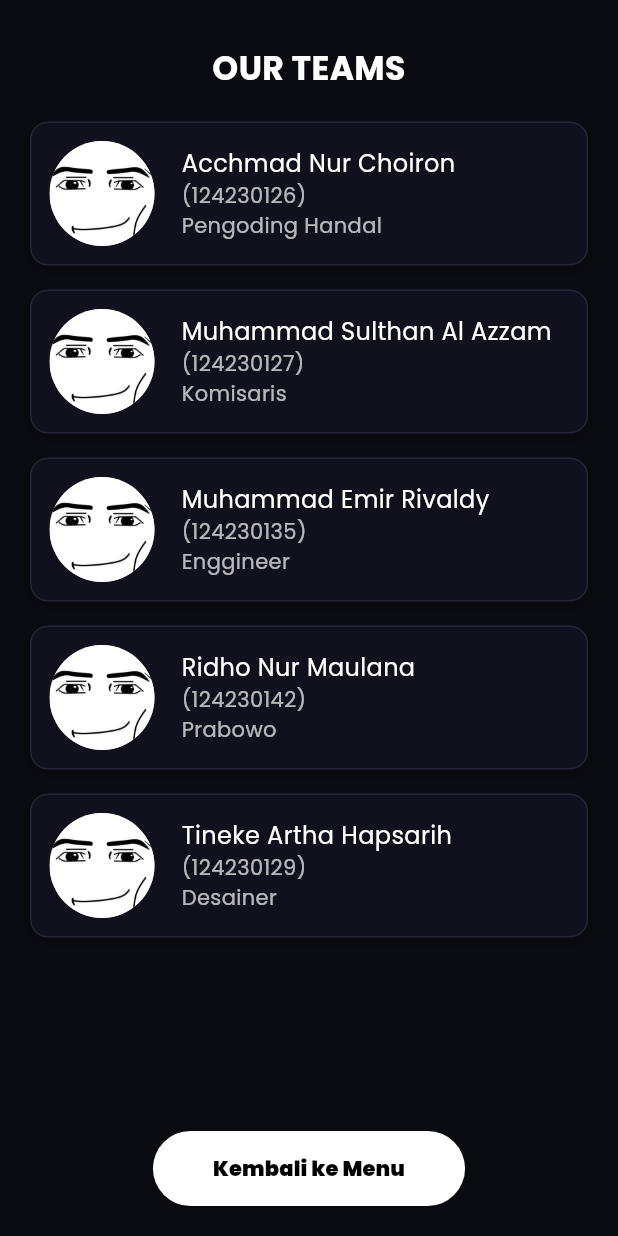
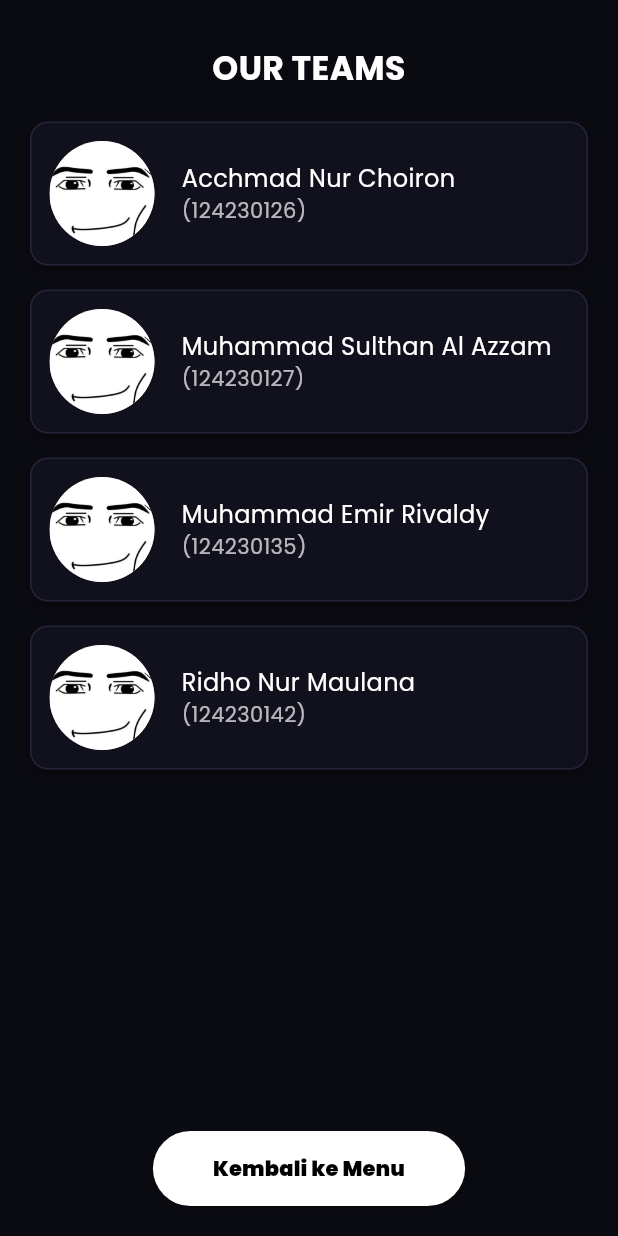
Before and after one commit to Kuwaann/MyFinance, a Flutter app: the TeamPage screen opened by its route, on a phone screen of 412 x 824 dp. Run offline on Flutter 3.47's test engine with Material 3 defaults, Android fonts, the phone set to English and light mode, and no system bars; our stand-ins replace google_fonts, math_expressions, typewritertext.

```diff
--- a/lib/kelompok.dart
+++ b/lib/kelompok.dart
@@ -32,35 +32,24 @@ class TeamPage extends StatelessWidget {
                     name: "Acchmad Nur Choiron",
                     nim: "124230126",
                     imagePath: "assets/images/roblox.jpeg",
-                    citacita: "Pengoding Handal",
                   ),
                   SizedBox(height: 16),
                   TeamMember(
                     name: "Muhammad Sulthan Al Azzam",
                     nim: "124230127",
                     imagePath: "assets/images/roblox.jpeg",
-                    citacita: "Komisaris",
                   ),
                   SizedBox(height: 16),
                   TeamMember(
                     name: "Muhammad Emir Rivaldy",
                     nim: "124230135",
                     imagePath: "assets/images/roblox.jpeg",
-                    citacita: "Enggineer",
                   ),
                   SizedBox(height: 16),
                   TeamMember(
                     name: "Ridho Nur Maulana",
                     nim: "124230142",
                     imagePath: "assets/images/roblox.jpeg",
-                    citacita: "Prabowo",
-                  ),
-                  SizedBox(height: 16),
-                  TeamMember(
-                    name: "Tineke Artha Hapsarih",
-                    nim: "124230129",
-                    imagePath: "assets/images/roblox.jpeg",
-                    citacita: "Desainer",
                   ),
                 ],
               ),
@@ -102,14 +91,12 @@ class TeamPage extends StatelessWidget {
 class TeamMember extends StatelessWidget {
   final String name;
   final String nim;
-  final String citacita;
   final String imagePath;
 
   const TeamMember({
     super.key,
     required this.name,
     required this.nim,
-    required this.citacita,
     required this.imagePath,
   });
 
@@ -150,10 +137,6 @@ class TeamMember extends StatelessWidget {
                   "($nim)",
                   style: const TextStyle(color: Colors.white70, fontSize: 14),
                 ),
-                Text(
-                  "$citacita",
-                  style: const TextStyle(color: Colors.white70, fontSize: 14),
-                ),
               ],
             ),
           ),
```
Also changed, not shown: lib/kalkulator.dart (line endings or trailing spaces).
